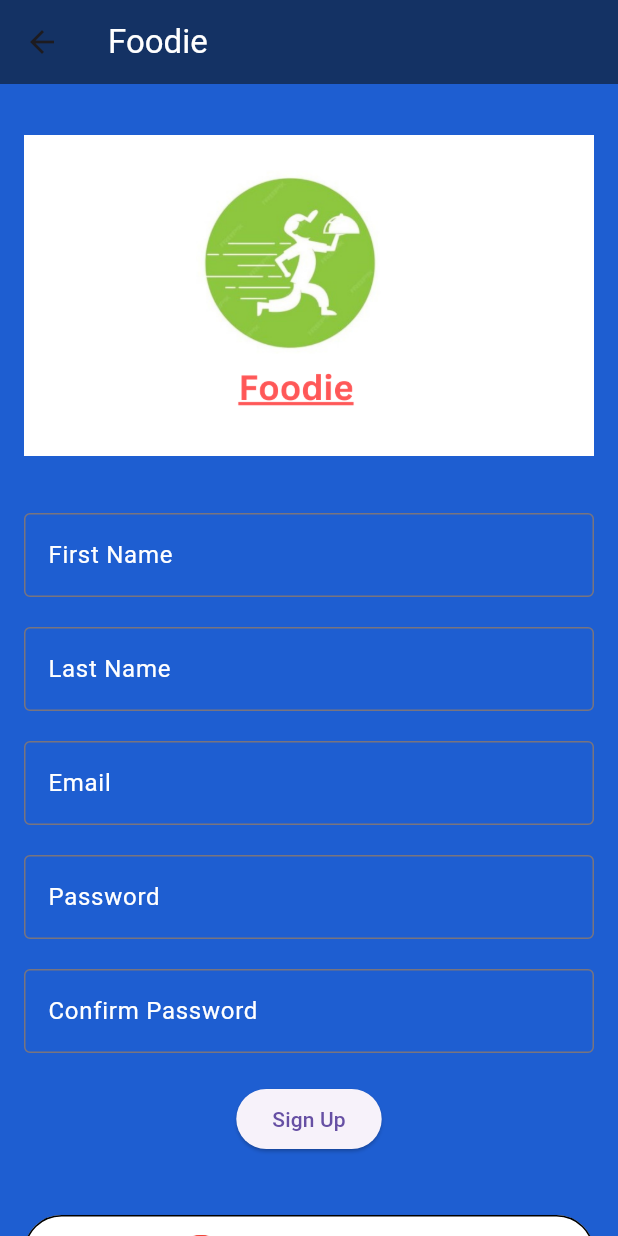
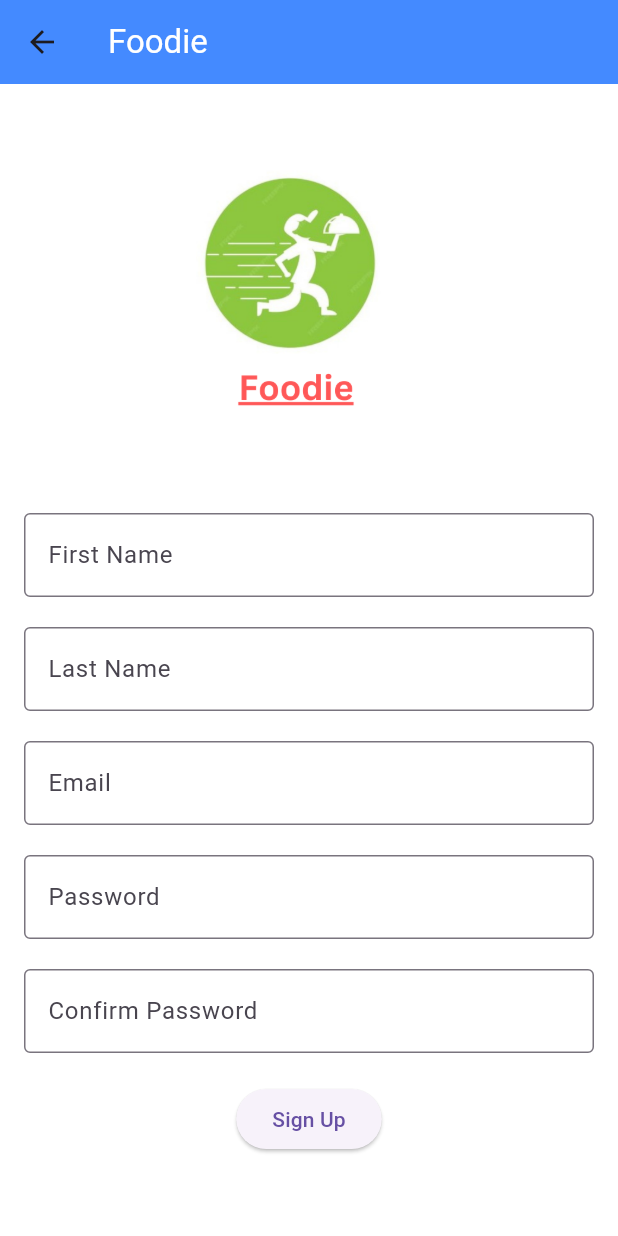
Before and after one commit to ST60002CEM/batch32b-Sonu0103, a Flutter app: the RegisterView screen opened directly, on a phone screen of 412 x 824 dp. Run offline on Flutter 3.47's test engine with Material 3 defaults, Android fonts, the phone set to English and light mode, and no system bars; our stand-ins replace connectivity_plus, dartz, dio, equatable, flutter_riverpod, google_sign_in and 3 more; missing offline and left inert: flutter_facebook_auth; accounts and stored records are empty.

Commit message:
changes in register

```diff
--- a/foodie/lib/features/auth/presentation/view/register_view.dart
+++ b/foodie/lib/features/auth/presentation/view/register_view.dart
@@ -1,12 +1,10 @@
-import 'package:finalproject/features/auth/presentation/viewmodel/auth_view_model.dart';
 import 'package:flutter/material.dart';
 import 'package:flutter_riverpod/flutter_riverpod.dart';
-import 'package:google_sign_in/google_sign_in.dart';
-import 'package:flutter_facebook_auth/flutter_facebook_auth.dart';
+import 'package:finalproject/features/auth/presentation/viewmodel/auth_view_model.dart';
 import 'package:finalproject/features/auth/domain/entity/auth_entity.dart';
 
 class RegisterView extends ConsumerStatefulWidget {
-  const RegisterView({super.key});
+  const RegisterView({Key? key}) : super(key: key);
 
   @override
   ConsumerState<RegisterView> createState() => _RegisterViewState();
@@ -14,40 +12,12 @@ class RegisterView extends ConsumerStatefulWidget {
 
 class _RegisterViewState extends ConsumerState<RegisterView> {
   final _formKey = GlobalKey<FormState>();
-  final TextEditingController _fnameController =
-      TextEditingController();
-  final TextEditingController _lnameController =
-      TextEditingController();
-  final TextEditingController _emailController =
-      TextEditingController();
-  final TextEditingController _passwordController =
-      TextEditingController();
+  final TextEditingController _fnameController = TextEditingController();
+  final TextEditingController _lnameController = TextEditingController();
+  final TextEditingController _emailController = TextEditingController();
+  final TextEditingController _passwordController = TextEditingController();
   final TextEditingController _confirmPasswordController =
-      TextEditingController();
-
-  final GoogleSignIn _googleSignIn = GoogleSignIn();
-
-  Future<void> _handleGoogleSignIn() async {
-    try {
-      await _googleSignIn.signIn();
-      // Handle successful login here
-    } catch (error) {
-      // Handle login error here
-    }
-  }
-
-  Future<void> _handleFacebookSignIn() async {
-    try {
-      final result = await FacebookAuth.instance.login();
-      if (result.status == LoginStatus.success) {
-        // Handle successful login here
-      } else {
-        // Handle login error here
-      }
-    } catch (error) {
-      // Handle login error here
-    }
-  }
+  TextEditingController();
 
   @override
   void dispose() {
@@ -63,7 +33,7 @@ class _RegisterViewState extends ConsumerState<RegisterView> {
   Widget build(BuildContext context) {
     return Scaffold(
       appBar: AppBar(
-        backgroundColor: const Color.fromRGBO(20, 50, 100, 1),
+        backgroundColor: Colors.blueAccent, // Adjust color as needed
         title: const Text(
           'Foodie',
           style: TextStyle(
@@ -71,7 +41,7 @@ class _RegisterViewState extends ConsumerState<RegisterView> {
           ),
         ),
       ),
-      backgroundColor: const Color.fromRGBO(30, 94, 209, 1),
+      backgroundColor: Colors.white, // Adjust background color
       body: Center(
         child: SingleChildScrollView(
           padding: const EdgeInsets.all(16.0),
@@ -90,7 +60,6 @@ class _RegisterViewState extends ConsumerState<RegisterView> {
                   controller: _fnameController,
                   decoration: const InputDecoration(
                     labelText: 'First Name',
-                    labelStyle: TextStyle(color: Colors.white),
                     border: OutlineInputBorder(),
                   ),
                   validator: (value) {
@@ -105,7 +74,6 @@ class _RegisterViewState extends ConsumerState<RegisterView> {
                   controller: _lnameController,
                   decoration: const InputDecoration(
                     labelText: 'Last Name',
-                    labelStyle: TextStyle(color: Colors.white),
                     border: OutlineInputBorder(),
                   ),
                   validator: (value) {
@@ -120,7 +88,6 @@ class _RegisterViewState extends ConsumerState<RegisterView> {
                   controller: _emailController,
                   decoration: const InputDecoration(
                     labelText: 'Email',
-                    labelStyle: TextStyle(color: Colors.white),
                     border: OutlineInputBorder(),
                   ),
                   validator: (value) {
@@ -138,7 +105,6 @@ class _RegisterViewState extends ConsumerState<RegisterView> {
                   controller: _passwordController,
                   decoration: const InputDecoration(
                     labelText: 'Password',
-                    labelStyle: TextStyle(color: Colors.white),
                     border: OutlineInputBorder(),
                   ),
                   obscureText: true,
@@ -154,7 +120,6 @@ class _RegisterViewState extends ConsumerState<RegisterView> {
                   controller: _confirmPasswordController,
                   decoration: const InputDecoration(
                     labelText: 'Confirm Password',
-                    labelStyle: TextStyle(color: Colors.white),
                     border: OutlineInputBorder(),
                   ),
                   obscureText: true,
@@ -187,42 +152,12 @@ class _RegisterViewState extends ConsumerState<RegisterView> {
                   child: const Text('Sign Up'),
                 ),
                 const SizedBox(height: 40),
-                ElevatedButton.icon(
-                  onPressed: _handleGoogleSignIn,
-                  icon: Image.asset(
-                    'assets/images/google.png', // Ensure you have a Google logo asset
-                    height: 24.0,
-                    width: 24.0,
-                  ),
-                  label: const Text('Sign Up with Google'),
-                  style: ElevatedButton.styleFrom(
-                    foregroundColor: Colors.black,
-                    backgroundColor: Colors.white, // Button text color
-                    minimumSize: const Size(double.infinity, 50), // Button size
-                    side:
-                        const BorderSide(color: Colors.black), // Button border
-                  ),
-                ),
-                const SizedBox(height: 10),
-                ElevatedButton.icon(
-                  onPressed: _handleFacebookSignIn,
-                  icon: const Icon(Icons.facebook, color: Colors.blue),
-                  label: const Text('Sign Up with Facebook'),
-                  style: ElevatedButton.styleFrom(
-                    backgroundColor: Colors.white, // Facebook blue
-                    minimumSize: const Size(double.infinity, 50), // Button size
-                    side:
-                        const BorderSide(color: Colors.black), // Button border
-                  ),
-                ),
-                const SizedBox(height: 10),
-                const SizedBox(height: 20),
                 Row(
                   mainAxisAlignment: MainAxisAlignment.center,
                   children: [
                     const Text(
                       "Already have an account?",
-                      style: TextStyle(color: Colors.white),
+                      style: TextStyle(color: Colors.black),
                     ),
                     TextButton(
                       onPressed: () {
@@ -230,7 +165,7 @@ class _RegisterViewState extends ConsumerState<RegisterView> {
                       },
                       child: const Text(
                         'Login',
-                        style: TextStyle(color: Colors.white),
+                        style: TextStyle(color: Colors.blueAccent),
                       ),
                     ),
                   ],
```
